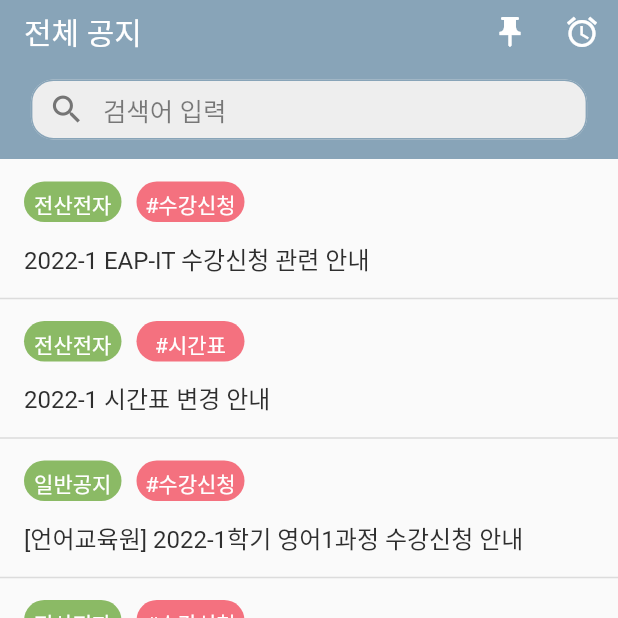
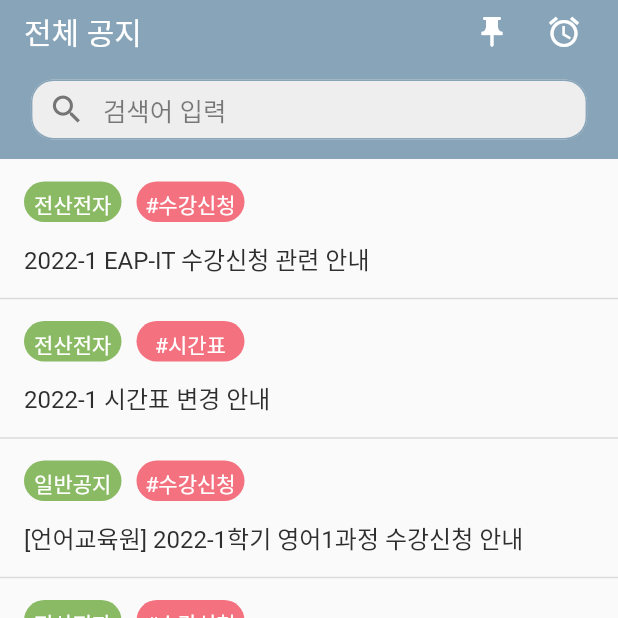
Before and after one commit to zixxin/Semicolon, a Flutter app: the AllNotiScreen screen opened directly, after a tap on the "alarm" icon, on a phone screen of 412 x 824 dp, the top half of it. Run offline on Flutter 3.47's test engine with Material 2 defaults, Android fonts, the phone set to English and light mode, and no system bars; drawn by our look-alikes of flutter_slidable; our stand-ins replace awesome_notifications, firebase_auth, firebase_core, flutter_screenutil, flutter_signin_button, get and 2 more; accounts and stored records are empty; Roboto replaces fonts that are missing (main).

Commit message:
noti 아이콘 위치 수정, noti 이모지 및 문구 수정

```diff
--- a/ohyeahthat/lib/screen/all_noti.dart
+++ b/ohyeahthat/lib/screen/all_noti.dart
@@ -124,10 +124,15 @@ class _AllNotiScreen extends State<AllNotiScreen> {
                   onPressed: () {
                     Get.to(const PinnedScreen());
                   }),
-              const IconButton(
-                icon: Icon(Icons.alarm),
-                onPressed: createPlantFoodNotification,
-              )
+              const Padding(
+                  padding: EdgeInsets.only(right: 12.0),
+                  child: IconButton(
+                      icon: Icon(Icons.alarm),
+                      onPressed: createPlantFoodNotification)),
+              // const IconButton(
+              //   icon: Icon(Icons.alarm),
+              //   onPressed: createPlantFoodNotification,
+              // )
             ],
           ),
         ],
--- a/ohyeahthat/lib/screen/notification.dart
+++ b/ohyeahthat/lib/screen/notification.dart
@@ -6,8 +6,8 @@ Future<void> createPlantFoodNotification() async {
     content: NotificationContent(
       id: createUniqueId(),
       channelKey: 'basic_channel',
-      title: '${Emojis.emotion_red_heart} 새로운 공지가 올라왔습니다!',
-      body: '내용이 들어가야하는 부분',
+      title: '\u{1F514} 아맞다',
+      body: '[#키워드] 새로운 공지가 올라왔습니다!',
       notificationLayout: NotificationLayout.BigText,
     ),
   );
```
